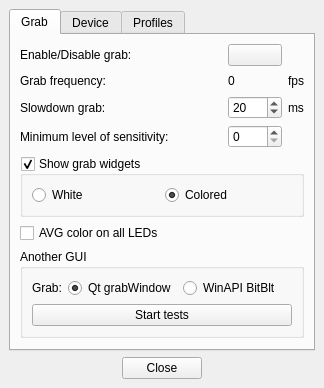
This is Software/src/mainwindow.ui in Atarity/Lightpack as Qt 5 draws it before an edit. The edited form follows.
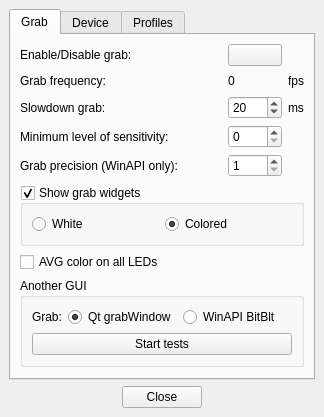
This is the edited form. Icons and pictures are not drawn.

Commit message: Software: GrabWinAPI: added precision option to MainWindow, Settings; Added precision to output of SpeedTest; Added test Aero enabled to output of SpeedTest;

```diff
--- a/Software/src/mainwindow.ui
+++ b/Software/src/mainwindow.ui
@@ -8,7 +8,7 @@
     <x>0</x>
     <y>0</y>
     <width>324</width>
-    <height>385</height>
+    <height>411</height>
    </rect>
   </property>
   <property name="windowTitle">
@@ -43,8 +43,8 @@
        </attribute>
        <layout class="QVBoxLayout" name="verticalLayout_4">
         <item>
-         <layout class="QGridLayout" name="gridLayout" rowstretch="0,0,0,0,0,0">
-          <item row="5" column="0">
+         <layout class="QGridLayout" name="gridLayout" rowstretch="0,0,0,0,0,0,0">
+          <item row="6" column="0">
            <spacer name="horizontalSpacer">
             <property name="orientation">
              <enum>Qt::Horizontal</enum>
@@ -248,6 +248,35 @@
             </property>
            </widget>
           </item>
+          <item row="5" column="0">
+           <widget class="QLabel" name="label_GrabPrecision">
+            <property name="font">
+             <font>
+              <weight>50</weight>
+              <bold>false</bold>
+             </font>
+            </property>
+            <property name="text">
+             <string>Grab precision (WinAPI only):</string>
+            </property>
+            <property name="alignment">
+             <set>Qt::AlignLeading|Qt::AlignLeft|Qt::AlignVCenter</set>
+            </property>
+           </widget>
+          </item>
+          <item row="5" column="1" colspan="3">
+           <widget class="QSpinBox" name="spinBox_GrabPrecision">
+            <property name="minimum">
+             <number>1</number>
+            </property>
+            <property name="maximum">
+             <number>20</number>
+            </property>
+            <property name="value">
+             <number>1</number>
+            </property>
+           </widget>
+          </item>
          </layout>
         </item>
         <item>
```
Left out of the diff: 6 changed lines with no effect on the pictures. The commit also changes 9 other files.
